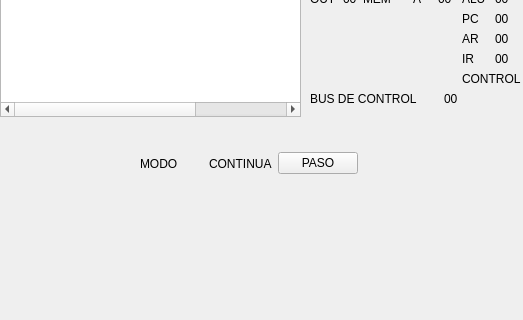
Above: P1.ui from AdrianoSayeg/Uamicro before the change; both pictures show x 0 to 523 and y 170 to 490 of the 766 by 490 pixel window. Below: the same form after it.
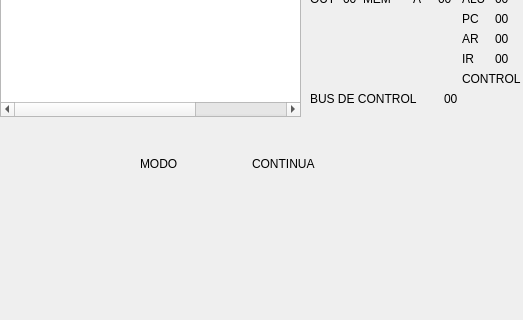
That is the form after the change.

Commit message: correcion modos

Patch:
```diff
--- a/P1.ui
+++ b/P1.ui
@@ -13,7 +13,7 @@
   <property name="windowTitle">
    <string>Form</string>
   </property>
-  <widget class="QWidget" name="">
+  <widget class="QWidget" name="layoutWidget">
    <property name="geometry">
     <rect>
      <x>180</x>
@@ -53,7 +53,7 @@
     </item>
    </layout>
   </widget>
-  <widget class="QWidget" name="">
+  <widget class="QWidget" name="layoutWidget">
    <property name="geometry">
     <rect>
      <x>140</x>
@@ -77,16 +77,9 @@
       </property>
      </widget>
     </item>
-    <item>
-     <widget class="QPushButton" name="pushButton_modo_2">
-      <property name="text">
-       <string>PASO</string>
-      </property>
-     </widget>
-    </item>
    </layout>
   </widget>
-  <widget class="QWidget" name="">
+  <widget class="QWidget" name="layoutWidget">
    <property name="geometry">
     <rect>
      <x>0</x>
@@ -145,7 +138,7 @@
     </item>
    </layout>
   </widget>
-  <widget class="QWidget" name="">
+  <widget class="QWidget" name="layoutWidget">
    <property name="geometry">
     <rect>
      <x>310</x>
```
The commit also changes 5 other files.
